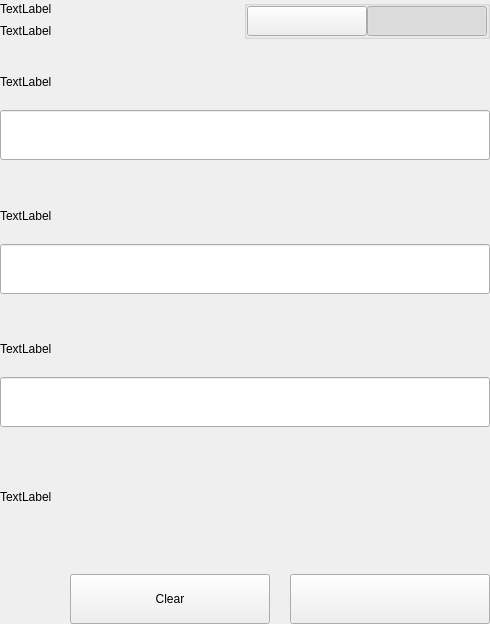
Before: the Qt Designer form src/qt/pwrb/settings/forms/settingsbittoolwidget.ui in PWRB-Project/PWRB, drawn with Qt 5.
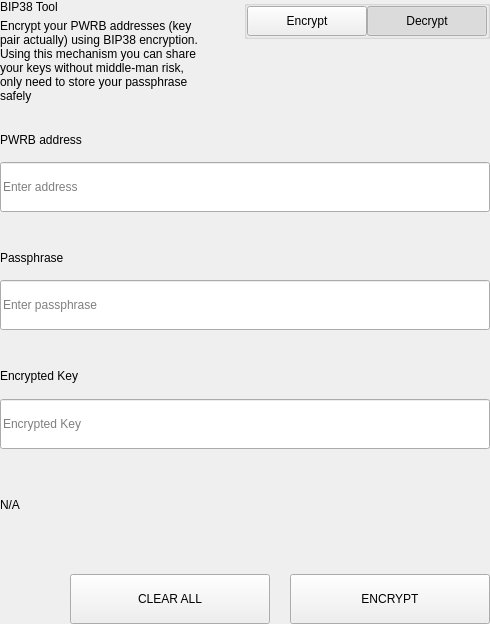
After: the same form once the commit is applied.

The edit to the form file:
```diff
--- a/src/qt/pwrb/settings/forms/settingsbittoolwidget.ui
+++ b/src/qt/pwrb/settings/forms/settingsbittoolwidget.ui
@@ -62,14 +62,15 @@
             <item>
              <widget class="QLabel" name="labelTitle">
               <property name="text">
-               <string>TextLabel</string>
+               <string>BIP38 Tool</string>
               </property>
              </widget>
             </item>
             <item>
              <widget class="QLabel" name="labelSubtitle1">
               <property name="text">
-               <string>TextLabel</string>
+               <string>Encrypt your PWRB addresses (key pair actually) using BIP38 encryption.
+Using this mechanism you can share your keys without middle-man risk, only need to store your passphrase safely</string>
               </property>
               <property name="wordWrap">
                <bool>true</bool>
@@ -133,7 +134,7 @@
                 <enum>Qt::NoFocus</enum>
                </property>
                <property name="text">
-                <string/>
+                <string>Encrypt</string>
                </property>
                <property name="checkable">
                 <bool>true</bool>
@@ -161,7 +162,7 @@
                 <enum>Qt::NoFocus</enum>
                </property>
                <property name="text">
-                <string/>
+                <string>Decrypt</string>
                </property>
                <property name="checkable">
                 <bool>true</bool>
@@ -647,7 +648,7 @@
                   </size>
                  </property>
                  <property name="text">
-                  <string>TextLabel</string>
+                  <string>PWRB address</string>
                  </property>
                 </widget>
                </item>
@@ -659,6 +660,9 @@
                    <height>50</height>
                   </size>
                  </property>
+                 <property name="placeholderText">
+                  <string>Enter address</string>
+                 </property>
                 </widget>
                </item>
               </layout>
@@ -718,7 +722,7 @@
                     </size>
                    </property>
                    <property name="text">
-                    <string>TextLabel</string>
+                    <string>Passphrase</string>
                    </property>
                   </widget>
                  </item>
@@ -736,6 +740,9 @@
                      <height>50</height>
                     </size>
                    </property>
+                   <property name="placeholderText">
+                    <string>Enter passphrase</string>
+                   </property>
                   </widget>
                  </item>
                 </layout>
@@ -801,7 +808,7 @@
                   </size>
                  </property>
                  <property name="text">
-                  <string>TextLabel</string>
+                  <string>Encrypted Key</string>
                  </property>
                 </widget>
                </item>
@@ -813,6 +820,9 @@
                    <height>50</height>
                   </size>
                  </property>
+                 <property name="placeholderText">
+                  <string>Encrypted Key</string>
+                 </property>
                 </widget>
                </item>
               </layout>
@@ -821,7 +831,7 @@
             <item>
              <widget class="QLabel" name="statusLabel_ENC">
               <property name="text">
-               <string>TextLabel</string>
+               <string notr="true">N/A</string>
               </property>
              </widget>
             </item>
@@ -874,7 +884,7 @@
                  <enum>Qt::NoFocus</enum>
                 </property>
                 <property name="text">
-                 <string>Clear</string>
+                 <string>CLEAR ALL</string>
                 </property>
                </widget>
               </item>
@@ -912,7 +922,7 @@
                  <enum>Qt::NoFocus</enum>
                 </property>
                 <property name="text">
-                 <string/>
+                 <string>ENCRYPT</string>
                 </property>
                </widget>
               </item>
```
Left out of the diff: 19 changed lines with no effect on the pictures.
